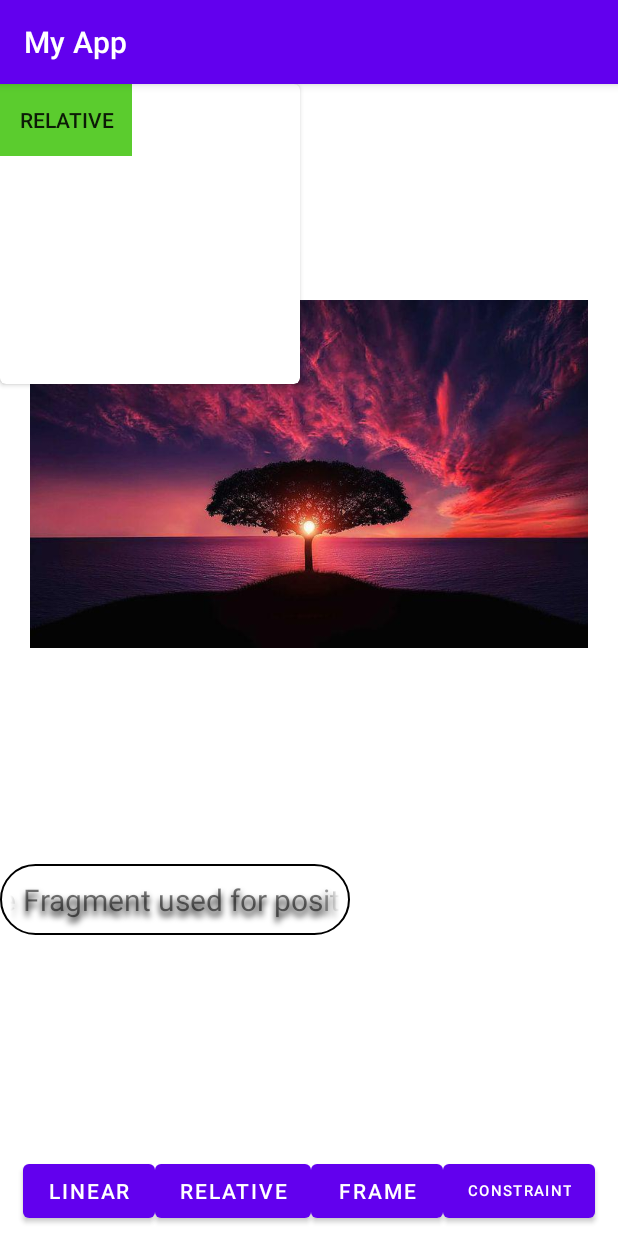
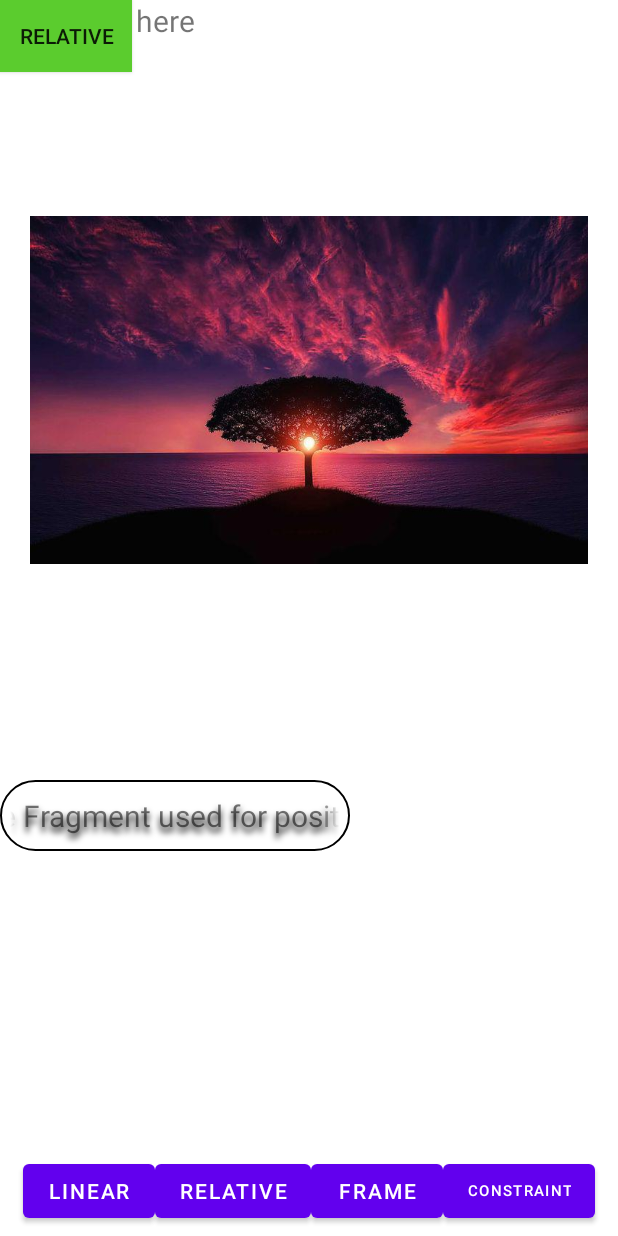
Before and after one commit to Karthikeyan-B-15/MyApplication, an Android app: the fragment RelativeFrag placed in its activity, on a phone screen of 412 x 824 dp. Run offline under Robolectric (Android 15) with nearby library versions, the phone set to English and light mode, and no system bars.

Commit message:
learn about some ui concepts and material ui components

```diff
--- a/app/build.gradle
+++ b/app/build.gradle
@@ -44,4 +44,5 @@ dependencies {
     //Glide image view
     implementation 'com.github.bumptech.glide:glide:4.13.2'
     annotationProcessor 'com.github.bumptech.glide:compiler:4.13.2'
+    implementation 'androidx.swiperefreshlayout:swiperefreshlayout:1.1.0'
 }
--- a/app/src/main/AndroidManifest.xml
+++ b/app/src/main/AndroidManifest.xml
@@ -17,8 +17,10 @@
         android:roundIcon="@mipmap/ic_launcher_round"
         android:supportsRtl="true"
         android:theme="@style/Theme.MyApplication"
-
         tools:targetApi="31">
+        <activity
+            android:name=".LayoutExample"
+            android:exported="false" />
         <activity
             android:name=".ScrollingActivity"
             android:exported="false"
--- a/app/src/main/java/com/example/myapplication/Home.java
+++ b/app/src/main/java/com/example/myapplication/Home.java
@@ -6,6 +6,7 @@ import androidx.appcompat.widget.Toolbar;
 import android.content.Intent;
 import android.os.Bundle;
 import android.view.View;
+import android.view.WindowManager;
 import android.widget.Button;
 
 public class Home extends AppCompatActivity {
@@ -13,6 +14,7 @@ public class Home extends AppCompatActivity {
     @Override
     protected void onCreate(Bundle savedInstanceState) {
         super.onCreate(savedInstanceState);
+//        getWindow().setFlags(WindowManager.LayoutParams.FLAG_FULLSCREEN,WindowManager.LayoutParams.FLAG_FULLSCREEN);
         setContentView(R.layout.activity_home);
         btn1=(Button)findViewById(R.id.btn1);
         btn2=(Button)findViewById(R.id.btn2);
--- a/app/src/main/java/com/example/myapplication/RelativeFrag.java
+++ b/app/src/main/java/com/example/myapplication/RelativeFrag.java
@@ -17,13 +17,15 @@ import androidx.annotation.ColorInt;
 import androidx.annotation.NonNull;
 import androidx.annotation.Nullable;
 import androidx.fragment.app.Fragment;
+import androidx.swiperefreshlayout.widget.SwipeRefreshLayout;
 
 public class RelativeFrag extends Fragment {
     ImageView imageView;
     Drawable drawable;
-    TextView textView;
+    TextView textView,retext;
     private Button rbtn1;
     RelativeLayout relativeLayout;
+    SwipeRefreshLayout swipeRefreshLayout;
     int a=2;
     @Nullable
     @Override
@@ -31,6 +33,8 @@ public class RelativeFrag extends Fragment {
         View v=inflater.inflate(R.layout.relativefrag,container,false);
         imageView=v.findViewById(R.id.image2);
         textView=v.findViewById(R.id.textView4);
+        retext=v.findViewById(R.id.retext);
+        swipeRefreshLayout=v.findViewById(R.id.refresh);
         textView.setSelected(true);
         relativeLayout=v.findViewById(R.id.relative);
         drawable=getResources().getDrawable(R.drawable.nature2);
@@ -41,6 +45,13 @@ public class RelativeFrag extends Fragment {
         rbtn1.setBackgroundColor(Color.parseColor("#5bcc2e"));
 //        rbtn1.setLayoutParams(new RelativeLayout.LayoutParams(RelativeLayout.LayoutParams.WRAP_CONTENT,RelativeLayout.LayoutParams.WRAP_CONTENT));
         relativeLayout.addView(rbtn1);
+        swipeRefreshLayout.setOnRefreshListener(new SwipeRefreshLayout.OnRefreshListener() {
+            @Override
+            public void onRefresh() {
+                retext.setText("Refreshed text!");
+                swipeRefreshLayout.setRefreshing(false);
+            }
+        });
         return v;
     }
 }
--- a/app/src/main/res/layout/framefrag.xml
+++ b/app/src/main/res/layout/framefrag.xml
@@ -34,7 +34,7 @@
         android:text="button1"
         />
 
-<!--    <Button-->
+    <!--    <Button-->
 <!--        android:layout_width="wrap_content"-->
 <!--        android:layout_height="wrap_content"-->
 <!--        android:text="Button2"-->
--- a/app/src/main/res/layout/linearfrag.xml
+++ b/app/src/main/res/layout/linearfrag.xml
@@ -9,9 +9,7 @@
     android:divider="@color/black"
     android:dividerPadding="10dp"
     android:showDividers="middle"
-
     >
-
 <LinearLayout
     android:layout_width="match_parent"
     android:layout_height="200dp"
@@ -62,5 +60,9 @@
         android:text="Button"
         android:layout_weight="1"
         />
+    <include layout="@layout/button"
+        android:layout_height="200dp"
+        android:layout_width="match_parent"/>
+    <include layout="@layout/mbtn"/>
 
 </LinearLayout>
--- a/app/src/main/res/layout/relativefrag.xml
+++ b/app/src/main/res/layout/relativefrag.xml
@@ -39,19 +39,19 @@
         android:singleLine="true"
         />
 
-    <Button
-        android:layout_width="wrap_content"
-        android:layout_height="wrap_content"
-        android:layout_alignBaseline="@id/textView6"
-        android:minHeight="32dp"
-        android:text="button" />
+<!--    <Button-->
+<!--        android:layout_width="wrap_content"-->
+<!--        android:layout_height="wrap_content"-->
+<!--        android:layout_alignBaseline="@id/textView6"-->
+<!--        android:minHeight="32dp"-->
+<!--        android:text="button" />-->
 
-    <TextView
-        android:id="@+id/textView6"
-        android:layout_width="wrap_content"
-        android:layout_height="wrap_content"
-        android:text="Relative Layout"
-        android:textSize="20sp" />
+<!--    <TextView-->
+<!--        android:id="@+id/textView6"-->
+<!--        android:layout_width="wrap_content"-->
+<!--        android:layout_height="wrap_content"-->
+<!--        android:text="Relative Layout"-->
+<!--        android:textSize="20sp" />-->
 
 <!--    <com.example.myapplication.CustomLayout-->
 <!--        android:layout_width="match_parent"-->
@@ -125,18 +125,33 @@
 
 
 <!--    </com.example.myapplication.CustomLayout>-->
-    <androidx.cardview.widget.CardView
-        xmlns:card_view="http://schemas.android.com/apk/res-auto"
-        android:id="@+id/card_view"
-        android:layout_gravity="center"
-        android:layout_width="200dp"
-        android:layout_height="200dp"
-        card_view:cardCornerRadius="4dp">
+<!--    <androidx.cardview.widget.CardView-->
+<!--        xmlns:card_view="http://schemas.android.com/apk/res-auto"-->
+<!--        android:id="@+id/card_view"-->
+<!--        android:layout_gravity="center"-->
+<!--        android:layout_width="200dp"-->
+<!--        android:layout_height="200dp"-->
+<!--        card_view:cardCornerRadius="4dp">-->
 
-        <TextView
-            android:id="@+id/info_text"
-            android:layout_width="match_parent"
-            android:layout_height="match_parent"
-            android:text="this is card"/>
-    </androidx.cardview.widget.CardView>
+<!--    </androidx.cardview.widget.CardView>-->
+<androidx.swiperefreshlayout.widget.SwipeRefreshLayout
+    android:layout_width="match_parent"
+    android:layout_height="match_parent"
+    android:id="@+id/refresh"
+    >
+    <TextView
+        android:layout_width="wrap_content"
+        android:layout_height="wrap_content"
+        android:text="HI refresh here"
+        android:id="@+id/retext"
+        android:layout_below="@id/textView4"
+        android:textSize="20sp"/>
+
+    <TextView
+        android:id="@+id/info_text"
+        android:layout_width="match_parent"
+        android:layout_height="match_parent"
+        android:text="this is card" />
+</androidx.swiperefreshlayout.widget.SwipeRefreshLayout>
+
 </RelativeLayout>
--- a/app/src/main/res/values/themes.xml
+++ b/app/src/main/res/values/themes.xml
@@ -1,6 +1,6 @@
 <resources xmlns:tools="http://schemas.android.com/tools">
     <!-- Base application theme. -->
-    <style name="Theme.MyApplication" parent="Theme.MaterialComponents.DayNight.DarkActionBar">
+    <style name="Theme.MyApplication" parent="Theme.MaterialComponents.DayNight.NoActionBar">
         <!-- Primary brand color. -->
         <item name="colorPrimary">@color/purple_500</item>
         <item name="colorPrimaryVariant">@color/purple_700</item>
@@ -12,6 +12,7 @@
         <!-- Status bar color. -->
         <item name="android:statusBarColor" tools:targetApi="l">?attr/colorPrimaryVariant</item>
         <!-- Customize your theme here. -->
+
     </style>
 
     <style name="Theme.MyApplication.NoActionBar">
```
Also changed, not shown: app/src/main/java/com/example/myapplication/Layout.java (+8 -0 lines), app/src/main/java/com/example/myapplication/LayoutExample.java (added, +31 -0 lines), app/src/main/res/layout/activity_layout_example.xml (renamed from app/src/main/res/layout/activity_exp_service.xml, +4 -14 lines), app/src/main/res/layout/button.xml (added, +7 -0 lines), app/src/main/res/layout/mbtn.xml (added, +12 -0 lines).
